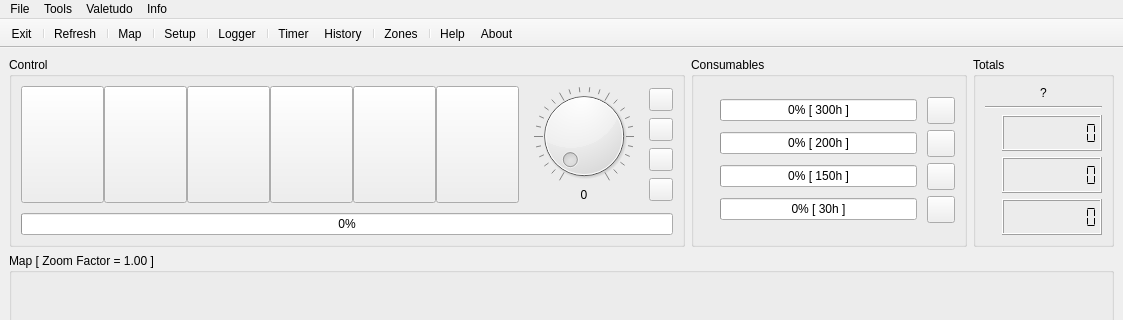
Old version of the form res/ui/mainwindow.ui in the repository LazyT/rrcc; both pictures show x 0 to 1123 and y 0 to 320 of the 1123 by 533 pixel window.
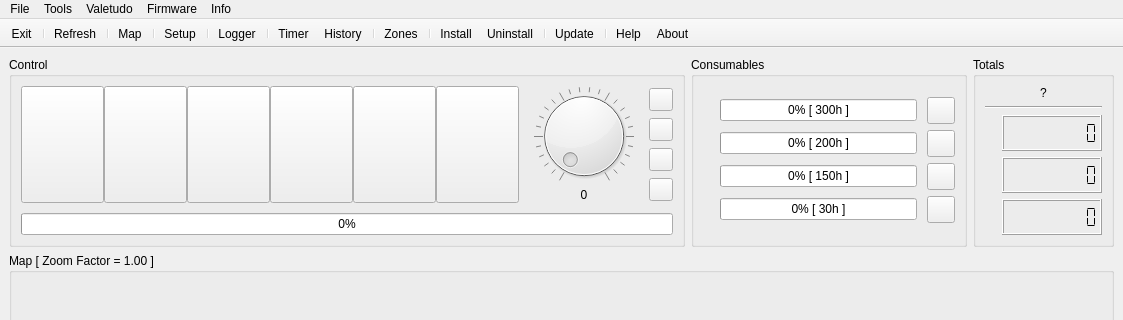
New version of the form. Icons and pictures are not drawn.

Diff of the .ui file:
```diff
--- a/res/ui/mainwindow.ui
+++ b/res/ui/mainwindow.ui
@@ -764,9 +764,16 @@
     <addaction name="actionValetudoInstall"/>
     <addaction name="actionValetudoUninstall"/>
    </widget>
+   <widget class="QMenu" name="menuFirmware">
+    <property name="title">
+     <string>Firmware</string>
+    </property>
+    <addaction name="actionUpdateFirmware"/>
+   </widget>
    <addaction name="menuFile"/>
    <addaction name="menuTools"/>
    <addaction name="menuValetudo"/>
+   <addaction name="menuFirmware"/>
    <addaction name="menuHelp"/>
   </widget>
   <widget class="QStatusBar" name="statusbar"/>
@@ -798,6 +805,11 @@
    <addaction name="separator"/>
    <addaction name="actionZones"/>
    <addaction name="separator"/>
+   <addaction name="actionValetudoInstall"/>
+   <addaction name="actionValetudoUninstall"/>
+   <addaction name="separator"/>
+   <addaction name="actionUpdateFirmware"/>
+   <addaction name="separator"/>
    <addaction name="actionHelp"/>
    <addaction name="actionAbout"/>
   </widget>
@@ -1094,6 +1106,21 @@
     <string>Uninstall Valetudo</string>
    </property>
   </action>
+  <action name="actionUpdateFirmware">
+   <property name="icon">
+    <iconset resource="../rrcc.qrc">
+     <normaloff>:/png/png/parcel.png</normaloff>:/png/png/parcel.png</iconset>
+   </property>
+   <property name="text">
+    <string>Update</string>
+   </property>
+   <property name="toolTip">
+    <string>Update Firmware</string>
+   </property>
+   <property name="statusTip">
+    <string>Update Firmware</string>
+   </property>
+  </action>
  </widget>
  <resources>
   <include location="../rrcc.qrc"/>
```
